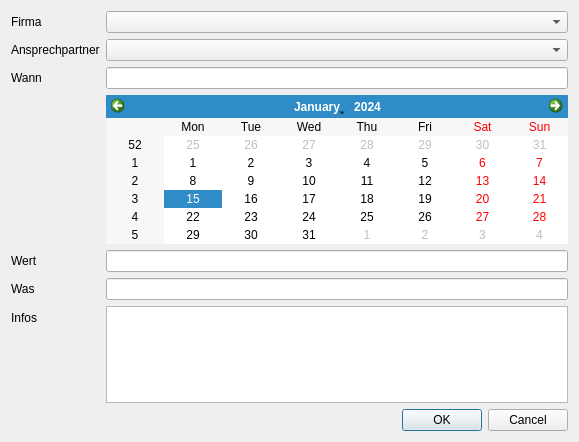
The window that createactivity.ui (green-lion-racing/glr-database) describes before a commit, drawn with Qt 5.
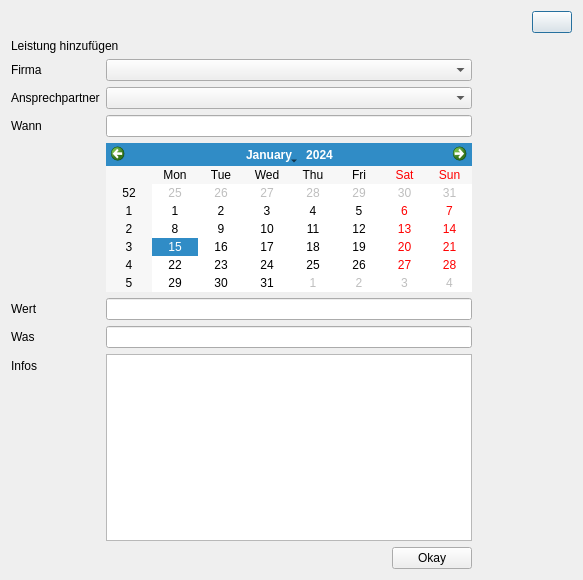
The same window after the commit.

Commit message: Updated layout createactivity and createcommunication

Diff of the .ui file:
```diff
--- a/createactivity.ui
+++ b/createactivity.ui
@@ -6,18 +6,52 @@
    <rect>
     <x>0</x>
     <y>0</y>
-    <width>579</width>
-    <height>442</height>
+    <width>583</width>
+    <height>580</height>
    </rect>
   </property>
   <property name="windowTitle">
    <string>Dialog</string>
   </property>
-  <layout class="QVBoxLayout" name="verticalLayout_3">
+  <layout class="QVBoxLayout" name="verticalLayout_2">
    <item>
-    <layout class="QVBoxLayout" name="verticalLayout_2">
+    <layout class="QVBoxLayout" name="verticalLayout">
+     <item>
+      <layout class="QHBoxLayout" name="horizontalLayout">
+       <item>
+        <spacer name="horizontalSpacer">
+         <property name="orientation">
+          <enum>Qt::Horizontal</enum>
+         </property>
+         <property name="sizeHint" stdset="0">
+          <size>
+           <width>40</width>
+           <height>20</height>
+          </size>
+         </property>
+        </spacer>
+       </item>
+       <item>
+        <widget class="QPushButton" name="pb_close">
+         <property name="text">
+          <string/>
+         </property>
+        </widget>
+       </item>
+      </layout>
+     </item>
+     <item>
+      <widget class="QLabel" name="l_dialogTitle">
+       <property name="text">
+        <string>Leistung hinzufügen</string>
+       </property>
+      </widget>
+     </item>
      <item>
       <layout class="QFormLayout" name="formLayout">
+       <property name="rightMargin">
+        <number>100</number>
+       </property>
        <item row="0" column="0">
         <widget class="QLabel" name="label">
          <property name="text">
@@ -85,20 +119,34 @@
        <item row="3" column="1">
         <widget class="QCalendarWidget" name="cw_calender"/>
        </item>
+       <item row="7" column="1">
+        <layout class="QHBoxLayout" name="horizontalLayout_2">
+         <item>
+          <spacer name="horizontalSpacer_2">
+           <property name="orientation">
+            <enum>Qt::Horizontal</enum>
+           </property>
+           <property name="sizeHint" stdset="0">
+            <size>
+             <width>40</width>
+             <height>20</height>
+            </size>
+           </property>
+          </spacer>
+         </item>
+         <item>
+          <widget class="QPushButton" name="pb_okay">
+           <property name="text">
+            <string>Okay</string>
+           </property>
+          </widget>
+         </item>
+        </layout>
+       </item>
       </layout>
      </item>
     </layout>
    </item>
-   <item>
-    <widget class="QDialogButtonBox" name="buttonBox">
-     <property name="orientation">
-      <enum>Qt::Horizontal</enum>
-     </property>
-     <property name="standardButtons">
-      <set>QDialogButtonBox::Cancel|QDialogButtonBox::Ok</set>
-     </property>
-    </widget>
-   </item>
   </layout>
  </widget>
  <resources/>
```
Left out of the diff: 35 changed lines with no effect on the pictures. The commit also changes 7 other files.
